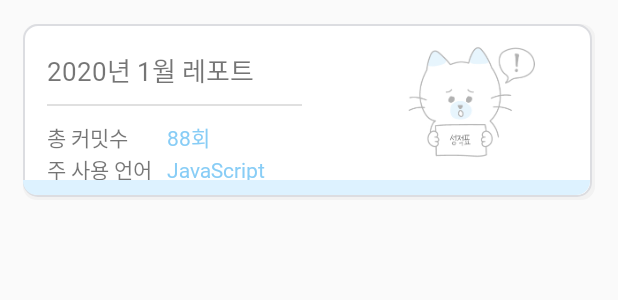
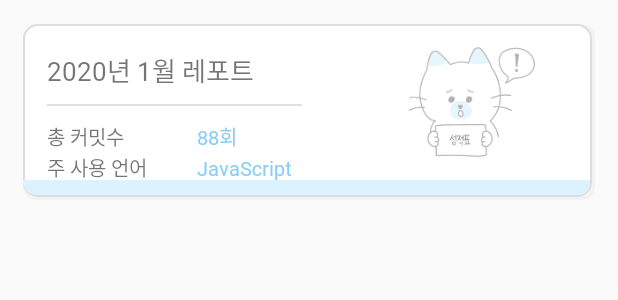
Before and after one commit to GitCatTeam/Android, an Android app: the layout report_data_item.xml on its own in the app's theme, with its tools: preview values and no code run, on a phone screen of 412 x 824 dp. Shown: the top 300 px of the screen. Run offline under Robolectric (Android 15) with nearby library versions, the phone set to English and light mode, and no system bars.

Commit message:
[UPDATE] 번역작업 : 리포트화면

```diff
--- a/app/src/main/res/layout/fragment_report.xml
+++ b/app/src/main/res/layout/fragment_report.xml
@@ -27,7 +27,7 @@
                 android:layout_height="wrap_content"
                 android:layout_centerVertical="true"
                 android:fontFamily="@font/bbtree_b"
-                android:text="리포트"
+                android:text="@string/report_main"
                 android:textAlignment="center"
                 android:textColor="@color/colorPrimaryDark"
                 android:textSize="18sp" />
@@ -42,8 +42,8 @@
             app:layout_constraintStart_toStartOf="parent"
             app:layout_constraintTop_toTopOf="parent"
             app:layout_constraintBottom_toBottomOf="parent"
-            app:srcCompat="@drawable/img_sorryreport_01"
-            tools:srcCompat="@drawable/img_sorryreport_01" />
+            app:srcCompat="@drawable/img_noreport"
+            tools:srcCompat="@drawable/img_noreport" />
 
         <ScrollView
             android:id="@+id/report_scroll"
--- a/app/src/main/res/layout/report_data_item.xml
+++ b/app/src/main/res/layout/report_data_item.xml
@@ -44,11 +44,11 @@
                 android:paddingLeft="16dp">
 
                 <TextView
-                    android:layout_width="80dp"
+                    android:layout_width="100dp"
                     android:layout_height="wrap_content"
                     android:fontFamily="@font/bbtree_r"
-                    android:text="총 커밋수"
-                    android:textSize="14sp" />
+                    android:text="@string/report_totalCommit"
+                    android:textSize="13sp" />
 
                 <TextView
                     android:id="@+id/totalCommit"
@@ -57,7 +57,7 @@
                     android:fontFamily="@font/bbtree_b"
                     android:text="88회"
                     android:textColor="@color/colorPrimaryDark"
-                    android:textSize="14sp" />
+                    android:textSize="13sp" />
             </LinearLayout>
 
             <LinearLayout
@@ -66,11 +66,11 @@
                 android:paddingLeft="16dp">
 
                 <TextView
-                    android:layout_width="80dp"
+                    android:layout_width="100dp"
                     android:layout_height="wrap_content"
                     android:fontFamily="@font/bbtree_r"
-                    android:text="주 사용 언어"
-                    android:textSize="14sp" />
+                    android:text="@string/report_lang"
+                    android:textSize="13sp" />
 
                 <TextView
                     android:id="@+id/language"
@@ -79,7 +79,7 @@
                     android:fontFamily="@font/bbtree_b"
                     android:text="JavaScript"
                     android:textColor="@color/colorPrimaryDark"
-                    android:textSize="14sp" />
+                    android:textSize="13sp" />
             </LinearLayout>
 
         </LinearLayout>
--- a/app/src/main/res/values/strings.xml
+++ b/app/src/main/res/values/strings.xml
@@ -118,4 +118,9 @@ Full-Access 권한이 요청되지만, 실제로는 읽기 권한만 활용됩
     <string name="calendar_itemNo">없음!</string>
     <string name="calendar_commitHistory">커밋 내역 상세</string>
 
+    <!-- 리포트 -->
+    <string name="report_main">리포트</string>
+    <string name="report_totalCommit">총 커밋수</string>
+    <string name="report_lang">주 사용 언어</string>
+
 </resources>
```
Also changed, not shown: app/src/main/java/com/catlove/gitcat/ReportFragment.kt (+57 -57 lines), 1 other file.
